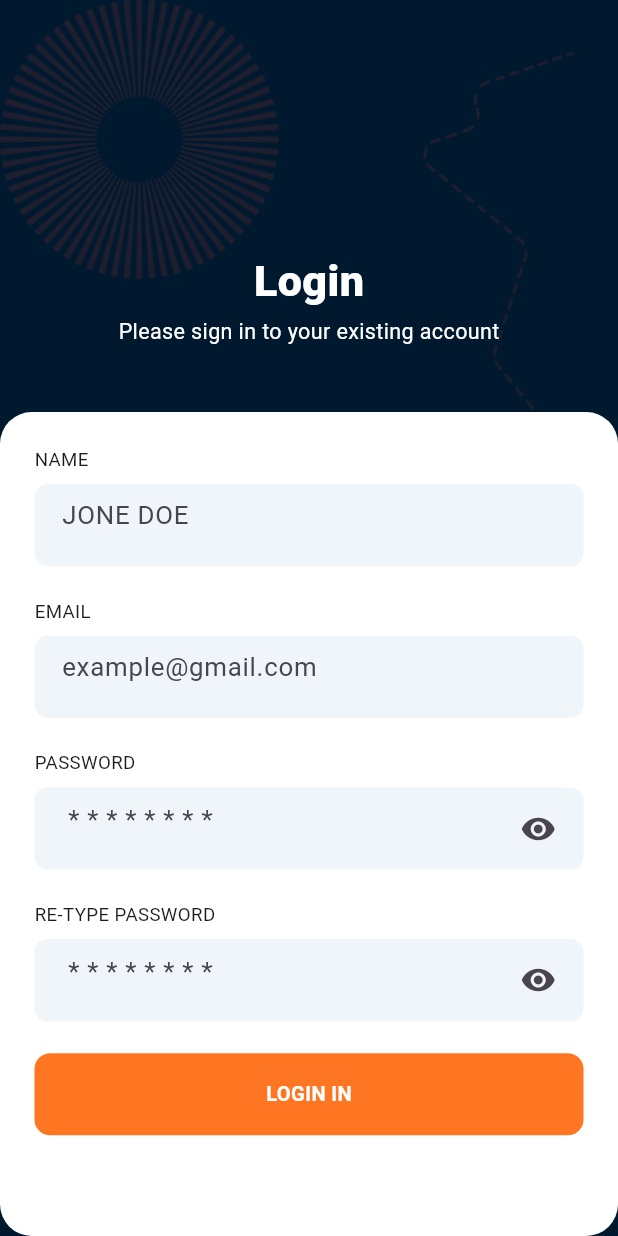
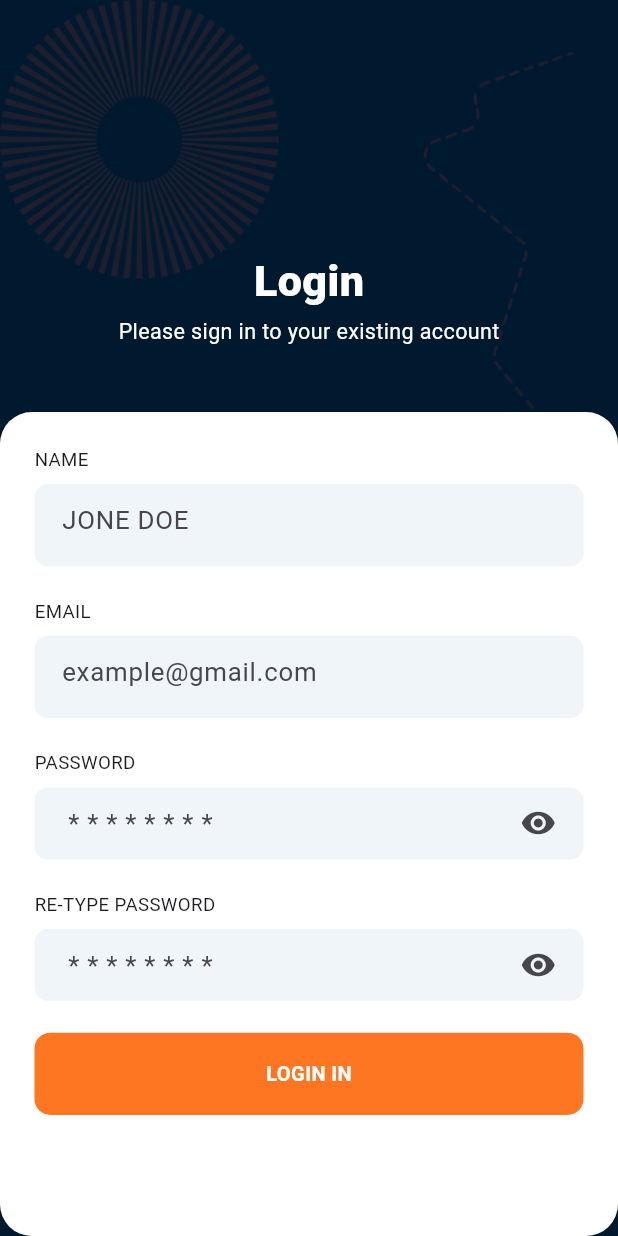
Before and after one commit to Saravanan-vc/food-commerce, a Flutter app: the LoginView screen opened directly, after a tap on "Sign in", on a phone screen of 412 x 824 dp. Run offline on Flutter 3.47's test engine with Material 3 defaults, Android fonts, the phone set to English and light mode, and no system bars; our stand-ins replace flutter_hooks, flutter_screenutil, smooth_page_indicator; missing offline and left inert: tutorial_coach_mark.

Commit message:
sign page done

```diff
--- a/lib/view/login_onboarding_splash/login_view.dart
+++ b/lib/view/login_onboarding_splash/login_view.dart
@@ -141,9 +141,7 @@ class LoginView extends StatelessWidget {
                                   ],
                                 ),
                               ),
-                              Padding(
-                                padding: EdgeInsets.only(bottom: 0),
-                                child: AbuttonWidget(
+                              AbuttonWidget(
                                     text: "LOGIN IN",
                                     callback: () {
                                       !_key.currentState!.validate()
@@ -155,7 +153,6 @@ class LoginView extends StatelessWidget {
                                                   .passwordtextediting.text,
                                               context);
                                     }),
-                              ),
                               const Spacer(),
                               Center(
                                 child: Wrap(
--- a/lib/view/login_onboarding_splash/sigin_view.dart
+++ b/lib/view/login_onboarding_splash/sigin_view.dart
@@ -3,7 +3,6 @@ import 'package:flutter_screenutil/flutter_screenutil.dart';
 import 'package:food/controller/authentication_controller.dart';
 import 'package:food/ui/colors_ui.dart';
 import 'package:food/ui/images_ui.dart';
-import 'package:food/view/login_onboarding_splash/locationaccess_view.dart';
 import 'package:food/widgets/button_widgets.dart';
 import 'package:food/widgets/inputfield_widgets.dart';
 import 'package:provider/provider.dart';
--- a/lib/widgets/inputfield_widgets.dart
+++ b/lib/widgets/inputfield_widgets.dart
@@ -11,7 +11,7 @@ class InputfieldWidgets extends StatelessWidget {
     super.key,
     required this.hinttext,
     required this.controller,
-     this.validator,
+    this.validator,
   });
 
   @override
@@ -25,8 +25,9 @@ class InputfieldWidgets extends StatelessWidget {
         validator: validator,
         controller: controller,
         decoration: InputDecoration(
-            contentPadding:
-                EdgeInsets.symmetric(horizontal: 19.w, vertical: 24.h),
+            contentPadding: EdgeInsets.symmetric(
+              horizontal: 19.w,
+            ),
             border: InputBorder.none,
             enabledBorder: InputBorder.none,
             focusedBorder: InputBorder.none,
@@ -68,8 +69,7 @@ class InputfieldWidgetsT extends StatelessWidget {
           controller: controller,
           validator: validator,
           decoration: InputDecoration(
-              contentPadding:
-                  EdgeInsets.symmetric(horizontal: 19.w, vertical: 30.h),
+              contentPadding: EdgeInsets.symmetric(horizontal: 19.w),
               border: OutlineInputBorder(
                   borderRadius: BorderRadius.circular(10.r),
                   borderSide: BorderSide.none),
```
